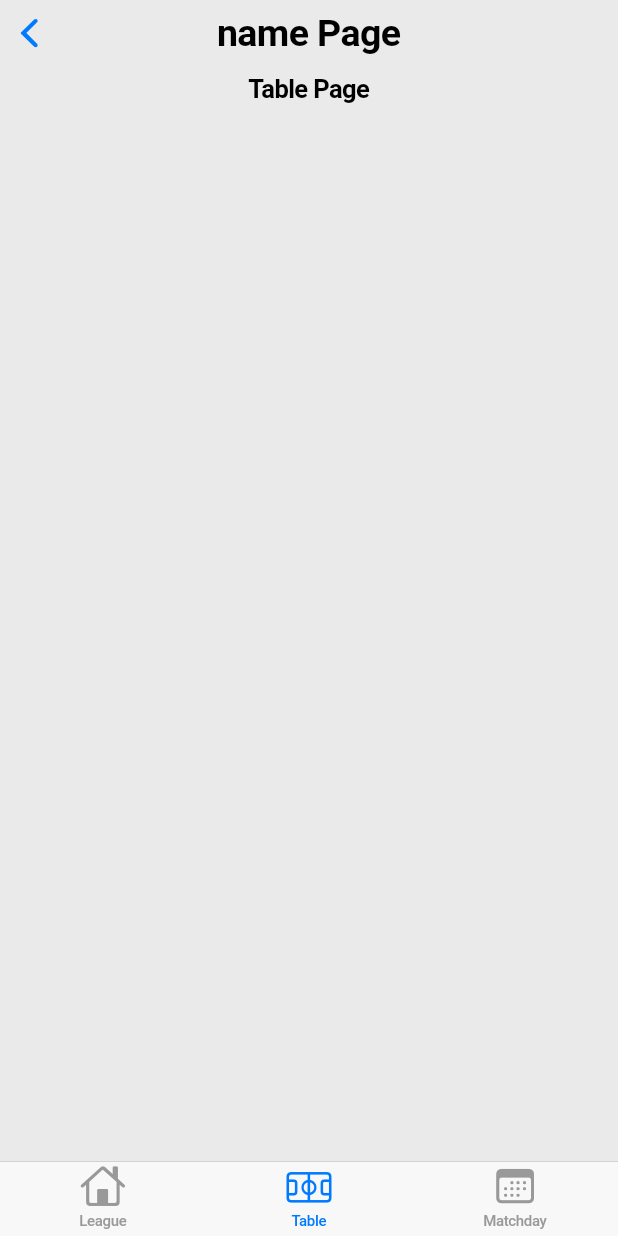
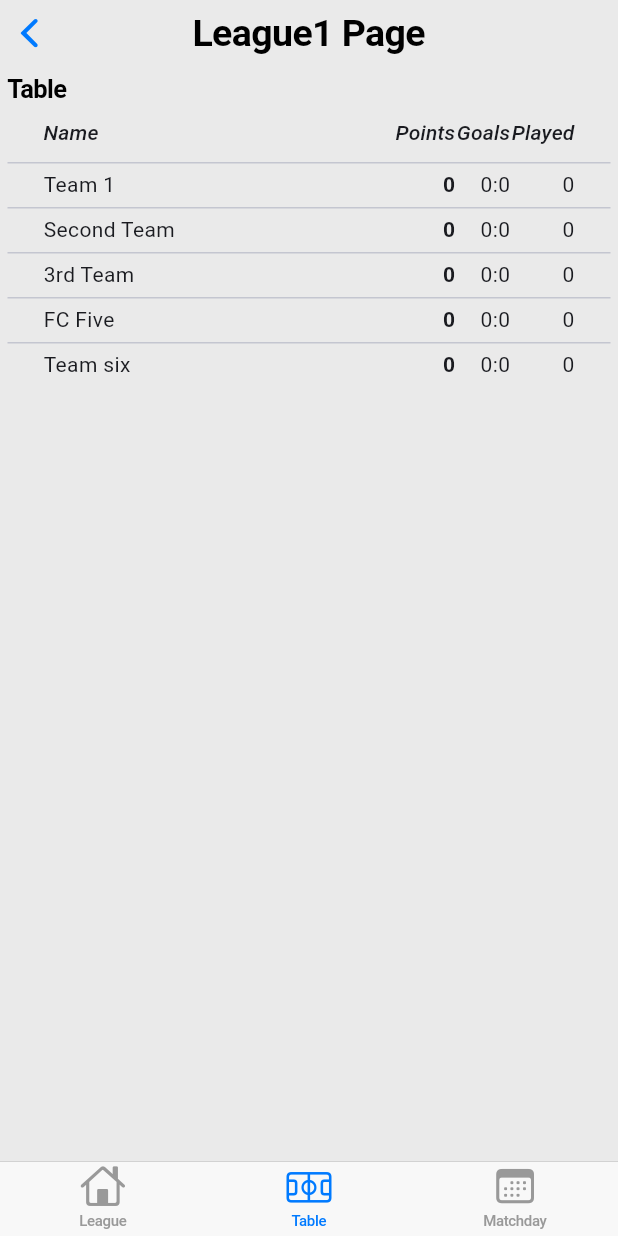
Before and after one commit to jmartintoro/LeagueManager_JMartin, a Flutter app: the LeaguePage screen opened directly, item 2 of the bottom bar chosen, on a phone screen of 412 x 824 dp. Run offline on Flutter 3.47's test engine with Material 3 defaults, Android fonts, the phone set to English and light mode, and no system bars; missing offline and left inert: window_manager.

Commit message:
Table view

```diff
--- a/league_manager/lib/other/AppData.dart
+++ b/league_manager/lib/other/AppData.dart
@@ -3,13 +3,14 @@ import 'dart:io';
 import 'package:flutter/cupertino.dart';
 import 'package:flutter/material.dart';
 import 'package:league_manager/other/League.dart';
+import 'package:league_manager/other/Team.dart';
 import 'package:league_manager/pages/creationPage.dart';
 import 'package:league_manager/pages/createTeams.dart';
 import 'package:league_manager/pages/homePage.dart';
 import 'package:league_manager/pages/leaguePage.dart';
 
 class AppData with ChangeNotifier {
-  List<League> myLeagues = [League("name", Mode.LEAGUE, 23, ["1","2","3"], 2, 3, 1, 0), League("aaaaa", Mode.LEAGUE, 23, ["a","e","u"], 2, 3, 1, 0)];
+  List<League> myLeagues = [League("League1", Mode.LEAGUE, 23, [Team("Team 1"),Team("Second Team"),Team("3rd Team"),Team("FC Five"),Team("Team six")], 2, 3, 1, 0), League("League2", Mode.LEAGUE, 23, [Team("A"),Team("E"),Team("I")], 2, 3, 1, 0)];
 
   final TextEditingController controllerName = TextEditingController();
   final ValueNotifier<bool> switchNotifier = ValueNotifier<bool>(false);
@@ -18,7 +19,7 @@ class AppData with ChangeNotifier {
   final TextEditingController tiePointsController = TextEditingController();
   final TextEditingController loosePointsController = TextEditingController();
 
-  List<String> creatingTeams = [];
+  List<Team> creatingTeams = [];
 
   bool canEdit = true;
 
@@ -27,7 +28,7 @@ class AppData with ChangeNotifier {
 
   void createLeague(BuildContext context) {
     canEdit = false;
-    sleep(Duration(seconds: 3));
+    sleep(Duration(seconds: 2));
     addLeague(context);
     canEdit = true;
 
--- a/league_manager/lib/other/League.dart
+++ b/league_manager/lib/other/League.dart
@@ -1,4 +1,6 @@
 // ignore_for_file: file_names, prefer_initializing_formals
+
+import 'package:league_manager/other/Team.dart';
 
 enum Mode {
   LEAGUE
@@ -8,13 +10,13 @@ class League {
   String name = "";
   Mode mode = Mode.LEAGUE;
   int teamsNum = 0;
-  List<String> teams = [];
+  List<Team> teams = [];
   int rounds = 0;
   int wPoints = 3;
   int tPoints = 1;
   int lPoints = 0;
 
-  League(String name, Mode mode, int teamsNum, List<String> teams, int rounds, int wPoints, int tPoints, int lPoints) {
+  League(String name, Mode mode, int teamsNum, List<Team> teams, int rounds, int wPoints, int tPoints, int lPoints) {
     this.name = name;
     this.mode = mode;
     this.teamsNum = teamsNum;
--- /dev/null
+++ b/league_manager/lib/other/Team.dart
@@ -0,0 +1,20 @@
+class Team {
+  String name = "";
+  int points = 0;
+  int scoredGoals = 0;
+  int concededGoals = 0;
+  int gamesPlayed = 0;
+
+  Team(String name) {
+    this.name = name;
+    this. points = 0;
+    this.scoredGoals = 0;
+    this.concededGoals = 0;
+    this.gamesPlayed = 0;
+  }
+
+  @override
+  String toString() {
+    return 'Team{name: $name, points: $points, scoredGoals: $scoredGoals, concededGoals: $concededGoals, gamesPLayed: $gamesPlayed}';
+  }
+}
--- a/league_manager/lib/pages/createTeams.dart
+++ b/league_manager/lib/pages/createTeams.dart
@@ -1,5 +1,6 @@
 import 'package:flutter/cupertino.dart';
 import 'package:flutter/material.dart';
+import 'package:league_manager/other/Team.dart';
 import 'package:provider/provider.dart';
 import 'package:league_manager/other/AppData.dart';
 
@@ -50,7 +51,7 @@ class CreateTeams extends StatelessWidget {
                 child: Container(
                   height: 30,
                   child: Text(
-                    appData.creatingTeams[index],
+                    appData.creatingTeams[index].name,
                     style: TextStyle(fontSize: 20)
                     ),
                 ),
@@ -85,7 +86,7 @@ class CreateTeams extends StatelessWidget {
               child: Text('ADD'),
               onPressed: () {
                 if (textController.text.isNotEmpty) {
-                  appData.creatingTeams.add(textController.text);
+                  appData.creatingTeams.add(Team(textController.text));
                   appData.notifyListeners();
                 }
                 Navigator.of(context).pop();
--- a/league_manager/lib/pages/creationPage.dart
+++ b/league_manager/lib/pages/creationPage.dart
@@ -107,7 +107,8 @@ Widget _createLeague(BuildContext context) {
             ),
           onPressed:() =>  appData.createLeague(context),
           ),
-      )
+      ),
+      const SizedBox(height: 8,)
     ],
   );
 }
--- a/league_manager/lib/pages/homePage.dart
+++ b/league_manager/lib/pages/homePage.dart
@@ -25,15 +25,9 @@ class _HomePageState extends State<HomePage> {
           'League Manager',
           style: TextStyle(fontSize: 25, color: CupertinoColors.black),
         ),
-        trailing: CupertinoButton(
-          padding: EdgeInsets.zero,
-          child: const Tooltip(
-            message: 'New League',
-            child: Icon(CupertinoIcons.add_circled),
-          ),
-          onPressed: () {
-            appData.changeToCreationPage(context);
-          },
+        trailing: GestureDetector(
+          onTap: () => appData.changeToCreationPage(context),
+          child: Icon(CupertinoIcons.add_circled),
         ),
       ),
       child: SingleChildScrollView(
@@ -111,7 +105,7 @@ Widget teamList(AppData appData, BuildContext context, int index) {
               Text(appData.myLeagues[index].name),
               Padding(
                 padding: const EdgeInsets.only(right: 3),
-                child: Text(appData.creatingTeams.length.toString()),
+                child: Icon(CupertinoIcons.trash, color: CupertinoColors.destructiveRed),
               ),
             ],
           ),
--- a/league_manager/lib/pages/leaguePage.dart
+++ b/league_manager/lib/pages/leaguePage.dart
@@ -1,4 +1,5 @@
 import 'package:flutter/cupertino.dart';
+import 'package:flutter/material.dart';
 import 'package:provider/provider.dart';
 import 'package:league_manager/other/AppData.dart';
 
@@ -10,11 +11,6 @@ class LeaguePage extends StatefulWidget {
 }
 
 class _LeaguePageState extends State<LeaguePage> {
-  static final List<Widget> _widgetOptions = <Widget>[
-    _leagueInfo(),
-    _tableView(),
-    _matchday(),
-  ];
 
   @override
   Widget build(BuildContext context) {
@@ -38,7 +34,9 @@ class _LeaguePageState extends State<LeaguePage> {
               crossAxisAlignment: CrossAxisAlignment.center,
               mainAxisAlignment: MainAxisAlignment.center,
               children: [
-                _widgetOptions.elementAt(index),
+                if (index == 0) _leagueInfo(context),
+                if (index == 1) _tableView(context),
+                if (index == 2) _matchday(context)
               ],
             ),
           ),
@@ -48,37 +46,111 @@ class _LeaguePageState extends State<LeaguePage> {
   }
 }
 
-Widget _leagueInfo() {
-  return const Center(
+Widget _leagueInfo(BuildContext context) {
+  AppData appData = Provider.of<AppData>(context, listen: false);
+
+  return Center(
+    child: Padding(
+      padding: const EdgeInsets.only(left: 2.0),
+      child: Column(
+        mainAxisAlignment: MainAxisAlignment.center,
+        crossAxisAlignment: CrossAxisAlignment.center,
+        children: [
+          const Text(
+            'League Info',
+            style: TextStyle(fontWeight: FontWeight.bold),
+          ),
+          const SizedBox(height: 10,),
+          Column(
+            mainAxisAlignment: MainAxisAlignment.start,
+            crossAxisAlignment: CrossAxisAlignment.start,
+            children: [
+              Text('League name: ${appData.myLeagues[appData.indexLeague].name}'),
+              const Divider(),
+              Text('Winning Points: ${appData.myLeagues[appData.indexLeague].wPoints}'),
+              const SizedBox(height: 10,),
+              Text('Tie Points: ${appData.myLeagues[appData.indexLeague].tPoints}'),
+              const SizedBox(height: 10,),
+              Text('Lose Points: ${appData.myLeagues[appData.indexLeague].lPoints}'),
+            ],
+          ),
+        ],
+      ),
+    ),
+  );
+}
+
+Widget _tableView(BuildContext context) {
+  AppData appData = Provider.of<AppData>(context, listen: false);
+  double dataHeight = 30;
+
+  return Center(
     child: Column(
       mainAxisAlignment: MainAxisAlignment.center,
       crossAxisAlignment: CrossAxisAlignment.start,
       children: [
-        Text(
-          'League info',
+        const Text(
+          'Table',
           style: TextStyle(fontWeight: FontWeight.bold),
         ),
+        DataTable(
+          sortColumnIndex: 1,
+          sortAscending: true,
+          headingRowHeight: dataHeight*1.3,
+          dataRowMaxHeight: dataHeight,
+          dataRowMinHeight: dataHeight,
+          columnSpacing: BorderSide.strokeAlignOutside,
+          columns: const <DataColumn>[
+            DataColumn(
+              label: Text(
+                'Name',
+                style: TextStyle(fontStyle: FontStyle.italic),
+              ),
+            ),
+            DataColumn(
+              label: Text(
+                'Points',
+                style: TextStyle(fontStyle: FontStyle.italic),
+              ),
+              numeric: true,
+            ),
+            DataColumn(
+              label: Text(
+                'Goals',
+                style: TextStyle(fontStyle: FontStyle.italic),
+              ),
+              numeric: true,
+            ),
+            DataColumn(
+              label: Text(
+                'Played',
+                style: TextStyle(fontStyle: FontStyle.italic),
+              ),
+              numeric: true,
+            ),
+          ],
+          rows: appData.myLeagues[appData.indexLeague].teams.map((data) => DataRow(
+            cells: <DataCell>[
+              DataCell(
+                Container(
+                  constraints: BoxConstraints(maxWidth: 150, maxHeight: 20),
+                  child: Text(data.name, overflow: TextOverflow.ellipsis,),
+                ),
+              ),
+              DataCell(Text(data.points.toString(), style: TextStyle(fontWeight: FontWeight.bold),)),
+              DataCell(Text("${data.scoredGoals}:${data.concededGoals}")),
+              DataCell(Text(data.gamesPlayed.toString())),
+            ],
+          )).toList(),
+        )
       ],
     ),
   );
 }
 
-Widget _tableView() {
-  return const Center(
-    child: Column(
-      mainAxisAlignment: MainAxisAlignment.center,
-      crossAxisAlignment: CrossAxisAlignment.start,
-      children: [
-        Text(
-          'Table Page',
-          style: TextStyle(fontWeight: FontWeight.bold),
-        ),
-      ],
-    ),
-  );
-}
+Widget _matchday(BuildContext context) {
+  AppData appData = Provider.of<AppData>(context, listen: false);
 
-Widget _matchday() {
   return const Center(
     child: Column(
       mainAxisAlignment: MainAxisAlignment.center,
@@ -96,7 +168,7 @@ Widget _matchday() {
 CupertinoTabBar _tabBar(BuildContext context) {
   AppData appData = Provider.of<AppData>(context, listen: true);
   return CupertinoTabBar(
-    items: <BottomNavigationBarItem>[
+    items: const <BottomNavigationBarItem>[
       BottomNavigationBarItem(
         icon: Icon(CupertinoIcons.home),
         label: 'League',
```
